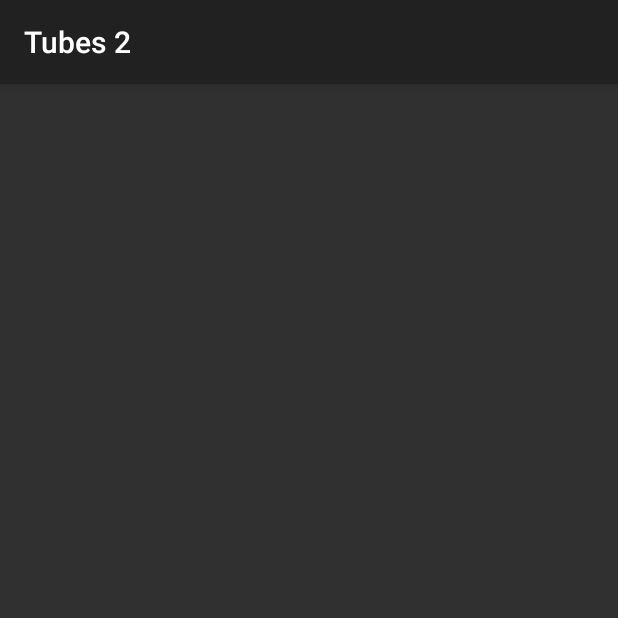
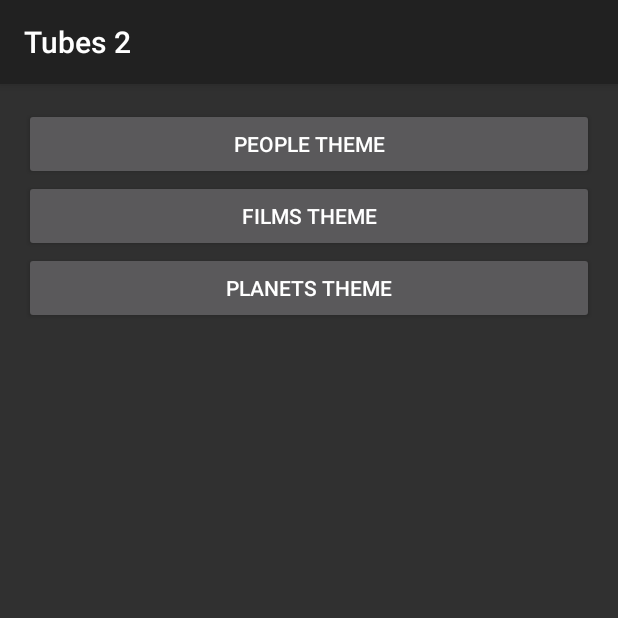
Before and after one commit to joanarc1183/MobDevTubes2, an Android app built with Jetpack Compose: the screen it shows after launch (MainActivity), on a phone screen of 412 x 824 dp, the top half of it. Run offline under Robolectric (Android 15) with nearby library versions, the light colour scheme and no system bars.

Commit message:
add fragment

```diff
--- /dev/null
+++ b/app/src/main/java/com/example/tubes2/HomeFragment.kt
@@ -0,0 +1,53 @@
+package com.example.tubes2
+
+import android.os.Bundle
+import android.view.LayoutInflater
+import android.view.View
+import android.view.ViewGroup
+import androidx.fragment.app.Fragment
+import com.example.tubes2.databinding.FragmentHomeBinding
+
+class HomeFragment: Fragment() {
+    private lateinit var binding: FragmentHomeBinding
+
+    override fun onCreateView(
+        inflater: LayoutInflater,
+        container: ViewGroup?,
+        savedInstanceState: Bundle?
+    ): View? {
+        binding = FragmentHomeBinding.inflate(inflater, container, false)
+        return binding.root
+    }
+
+    override fun onViewCreated(view: View, savedInstanceState: Bundle?) {
+        super.onViewCreated(view, savedInstanceState)
+        val btnPeople = binding.btnPeople
+        val btnFilms = binding.btnFilms
+        val btnPlanets = binding.btnPlanets
+
+        btnPeople.setOnClickListener {
+            startQuiz("people")
+        }
+
+        btnFilms.setOnClickListener {
+            startQuiz("films")
+        }
+
+        btnPlanets.setOnClickListener {
+            startQuiz("planets")
+        }
+    }
+
+    private fun startQuiz(theme: String) {
+        val fragment = QuizFragment.newInstance()
+        val presenter = QuizPresenter(fragment)
+        presenter.startQuiz(theme)
+
+        val quizFragment = QuizFragment()
+        requireFragmentManager().beginTransaction()
+            .replace(R.id.fragmentContainer, quizFragment)
+            .addToBackStack(null)
+            .commit()
+
+    }
+}
--- a/app/src/main/java/com/example/tubes2/MainActivity.kt
+++ b/app/src/main/java/com/example/tubes2/MainActivity.kt
@@ -10,8 +10,9 @@ class MainActivity : AppCompatActivity() {
     override fun onCreate(savedInstanceState: Bundle?) {
         super.onCreate(savedInstanceState)
         binding = ActivityMainBinding.inflate(layoutInflater)
-        setContentView(binding.root)
+        setContentView(this.binding.root)
 
-
+        val homeFragment = HomeFragment()
+        supportFragmentManager.beginTransaction().replace(binding.fragmentContainer.id, homeFragment).commit()
     }
 }
--- /dev/null
+++ b/app/src/main/java/com/example/tubes2/QuizModel.kt
@@ -0,0 +1,3 @@
+package com.example.tubes2
+
+data class QuizQuestion(val question: String, val answer: Boolean)
--- /dev/null
+++ b/app/src/main/java/com/example/tubes2/Result.kt
@@ -0,0 +1,6 @@
+package com.example.tubes2
+
+data class Result(
+    val name: String,
+    val hair_color: String
+)
--- /dev/null
+++ b/app/src/main/java/com/example/tubes2/SwapiResponse.kt
@@ -0,0 +1,5 @@
+package com.example.tubes2
+
+data class SwapiResponse(
+    val result: List<Result>
+)
--- a/app/src/main/res/layout/activity_main.xml
+++ b/app/src/main/res/layout/activity_main.xml
@@ -2,6 +2,7 @@
 <LinearLayout xmlns:android="http://schemas.android.com/apk/res/android"
     android:orientation="vertical"
     android:layout_width="match_parent"
-    android:layout_height="match_parent">
+    android:layout_height="match_parent"
+    android:id="@+id/fragmentContainer">
 
 </LinearLayout>
--- /dev/null
+++ b/app/src/main/res/layout/fragment_home.xml
@@ -0,0 +1,27 @@
+<LinearLayout xmlns:android="http://schemas.android.com/apk/res/android"
+    xmlns:tools="http://schemas.android.com/tools"
+    android:layout_width="match_parent"
+    android:layout_height="match_parent"
+    android:orientation="vertical"
+    android:padding="16dp"
+    android:id="@+id/fragmentHome">
+
+    <Button
+        android:id="@+id/btnPeople"
+        android:layout_width="match_parent"
+        android:layout_height="wrap_content"
+        android:text="People Theme" />
+
+    <Button
+        android:id="@+id/btnFilms"
+        android:layout_width="match_parent"
+        android:layout_height="wrap_content"
+        android:text="Films Theme" />
+
+    <Button
+        android:id="@+id/btnPlanets"
+        android:layout_width="match_parent"
+        android:layout_height="wrap_content"
+        android:text="Planets Theme" />
+
+</LinearLayout>
```
Also changed, not shown: app/src/main/java/com/example/tubes2/QuizFragment.kt (added, +66 -0 lines), app/src/main/java/com/example/tubes2/QuizPresenter.kt (added, +49 -0 lines), app/src/main/java/com/example/tubes2/SwapiRepository.kt (added, +26 -0 lines), app/src/main/java/com/example/tubes2/SwapiService.kt (added, +10 -0 lines), app/src/main/res/layout/fragment_quiz.xml (added, +15 -0 lines).
